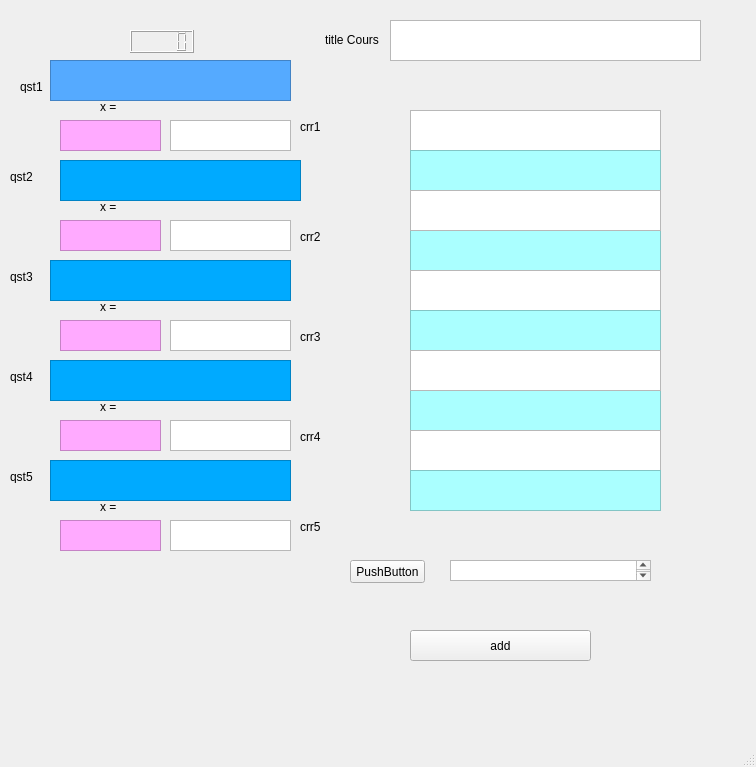
The window that untitledparti3.ui (hemid32/CreateDateUsingPyQt) describes before a commit, drawn with Qt 5.
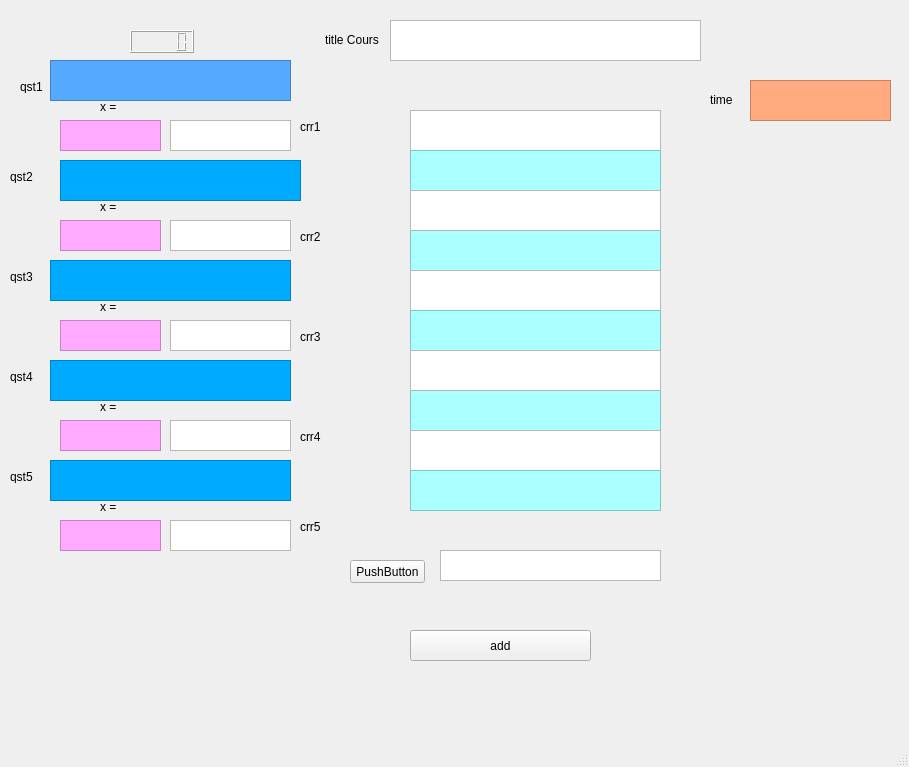
The same window after the commit.

The edit to the form file:
```diff
--- a/untitledparti3.ui
+++ b/untitledparti3.ui
@@ -6,7 +6,7 @@
    <rect>
     <x>0</x>
     <y>0</y>
-    <width>756</width>
+    <width>909</width>
     <height>767</height>
    </rect>
   </property>
@@ -152,10 +152,10 @@
    <widget class="QTextEdit" name="img1">
     <property name="geometry">
      <rect>
-      <x>450</x>
-      <y>560</y>
-      <width>201</width>
-      <height>21</height>
+      <x>440</x>
+      <y>550</y>
+      <width>221</width>
+      <height>31</height>
      </rect>
     </property>
    </widget>
@@ -580,6 +580,32 @@
      <string>qst5</string>
     </property>
    </widget>
+   <widget class="QTextEdit" name="time">
+    <property name="geometry">
+     <rect>
+      <x>750</x>
+      <y>80</y>
+      <width>141</width>
+      <height>41</height>
+     </rect>
+    </property>
+    <property name="styleSheet">
+     <string notr="true">background-color: rgb(255, 170, 127);</string>
+    </property>
+   </widget>
+   <widget class="QLabel" name="label_2">
+    <property name="geometry">
+     <rect>
+      <x>710</x>
+      <y>90</y>
+      <width>61</width>
+      <height>20</height>
+     </rect>
+    </property>
+    <property name="text">
+     <string>time</string>
+    </property>
+   </widget>
   </widget>
   <widget class="QMenuBar" name="menubar">
    <property name="geometry">
```
Left out of the diff: 2 changed lines with no effect on the pictures.
